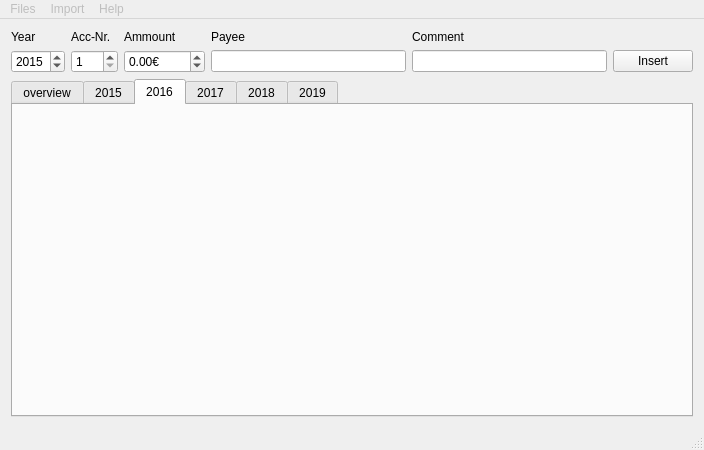
MichaelSX/financeGUI, file src/mainwindow.ui: the form before one commit.
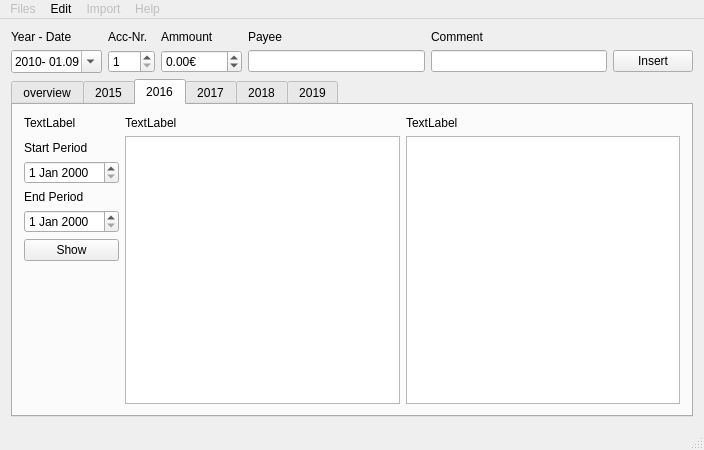
The form after the commit. The open tabs and pages were chosen to show the change.

What changed in the file:
```diff
--- a/src/mainwindow.ui
+++ b/src/mainwindow.ui
@@ -17,10 +17,46 @@
    <layout class="QVBoxLayout" name="verticalLayout">
     <item>
      <layout class="QGridLayout" name="gridLayout">
-      <item row="0" column="0">
-       <widget class="QLabel" name="label">
-        <property name="text">
-         <string>Year</string>
+      <item row="1" column="0">
+       <widget class="QDateEdit" name="inputDate">
+        <property name="focusPolicy">
+         <enum>Qt::WheelFocus</enum>
+        </property>
+        <property name="buttonSymbols">
+         <enum>QAbstractSpinBox::UpDownArrows</enum>
+        </property>
+        <property name="correctionMode">
+         <enum>QAbstractSpinBox::CorrectToNearestValue</enum>
+        </property>
+        <property name="dateTime">
+         <datetime>
+          <hour>0</hour>
+          <minute>0</minute>
+          <second>0</second>
+          <year>2010</year>
+          <month>9</month>
+          <day>1</day>
+         </datetime>
+        </property>
+        <property name="maximumDate">
+         <date>
+          <year>7900</year>
+          <month>12</month>
+          <day>31</day>
+         </date>
+        </property>
+        <property name="minimumDate">
+         <date>
+          <year>1950</year>
+          <month>1</month>
+          <day>1</day>
+         </date>
+        </property>
+        <property name="displayFormat">
+         <string>yyyy- dd.MM</string>
+        </property>
+        <property name="calendarPopup">
+         <bool>true</bool>
         </property>
        </widget>
       </item>
@@ -52,22 +88,6 @@
         </property>
        </widget>
       </item>
-      <item row="1" column="0">
-       <widget class="QSpinBox" name="inputYear">
-        <property name="suffix">
-         <string/>
-        </property>
-        <property name="minimum">
-         <number>1990</number>
-        </property>
-        <property name="maximum">
-         <number>2150</number>
-        </property>
-        <property name="value">
-         <number>2015</number>
-        </property>
-       </widget>
-      </item>
       <item row="1" column="1">
        <widget class="QSpinBox" name="inputAccNr">
         <property name="minimum">
@@ -107,6 +127,13 @@
         </property>
        </widget>
       </item>
+      <item row="0" column="0">
+       <widget class="QLabel" name="label_16">
+        <property name="text">
+         <string>Year - Date</string>
+        </property>
+       </widget>
+      </item>
      </layout>
     </item>
     <item>
@@ -206,11 +233,100 @@
       </widget>
       <widget class="QWidget" name="year2Tab">
        <property name="enabled">
-        <bool>false</bool>
+        <bool>true</bool>
        </property>
        <attribute name="title">
         <string>2016</string>
        </attribute>
+       <layout class="QGridLayout" name="gridLayout_4">
+        <item row="1" column="1">
+         <widget class="QLabel" name="year2_plus">
+          <property name="text">
+           <string>TextLabel</string>
+          </property>
+         </widget>
+        </item>
+        <item row="1" column="2">
+         <widget class="QLabel" name="year2_minus">
+          <property name="text">
+           <string>TextLabel</string>
+          </property>
+         </widget>
+        </item>
+        <item row="2" column="1">
+         <widget class="QTableView" name="year2Tab_viewl"/>
+        </item>
+        <item row="2" column="2">
+         <widget class="QTableView" name="year2Tab_viewr"/>
+        </item>
+        <item row="2" column="0">
+         <layout class="QVBoxLayout" name="verticalLayout_3">
+          <item>
+           <spacer name="verticalSpacer_6">
+            <property name="orientation">
+             <enum>Qt::Vertical</enum>
+            </property>
+            <property name="sizeType">
+             <enum>QSizePolicy::Minimum</enum>
+            </property>
+            <property name="sizeHint" stdset="0">
+             <size>
+              <width>5</width>
+              <height>5</height>
+             </size>
+            </property>
+           </spacer>
+          </item>
+          <item>
+           <widget class="QLabel" name="label_8">
+            <property name="text">
+             <string>Start Period</string>
+            </property>
+           </widget>
+          </item>
+          <item>
+           <widget class="QDateEdit" name="startDate1_2"/>
+          </item>
+          <item>
+           <widget class="QLabel" name="label_9">
+            <property name="text">
+             <string>End Period</string>
+            </property>
+           </widget>
+          </item>
+          <item>
+           <widget class="QDateEdit" name="endDate1_2"/>
+          </item>
+          <item>
+           <widget class="QPushButton" name="showButton_2">
+            <property name="text">
+             <string>Show</string>
+            </property>
+           </widget>
+          </item>
+          <item>
+           <spacer name="verticalSpacer_2">
+            <property name="orientation">
+             <enum>Qt::Vertical</enum>
+            </property>
+            <property name="sizeHint" stdset="0">
+             <size>
+              <width>20</width>
+              <height>40</height>
+             </size>
+            </property>
+           </spacer>
+          </item>
+         </layout>
+        </item>
+        <item row="1" column="0">
+         <widget class="QLabel" name="year2_sum">
+          <property name="text">
+           <string>TextLabel</string>
+          </property>
+         </widget>
+        </item>
+       </layout>
       </widget>
       <widget class="QWidget" name="year3Tab">
        <property name="enabled">
@@ -276,7 +392,18 @@
      <string>Help</string>
     </property>
    </widget>
+   <widget class="QMenu" name="menuEdit">
+    <property name="title">
+     <string>Edit</string>
+    </property>
+    <addaction name="action_add_single_Entry"/>
+    <addaction name="action_add_multiple_entries"/>
+    <addaction name="separator"/>
+    <addaction name="action_delete_entry"/>
+    <addaction name="action_delete_multiple_entries"/>
+   </widget>
    <addaction name="menuFiles"/>
+   <addaction name="menuEdit"/>
    <addaction name="menuImport"/>
    <addaction name="menuHelp"/>
   </widget>
```
Left out of the diff: 243 changed lines with no effect on the pictures.
